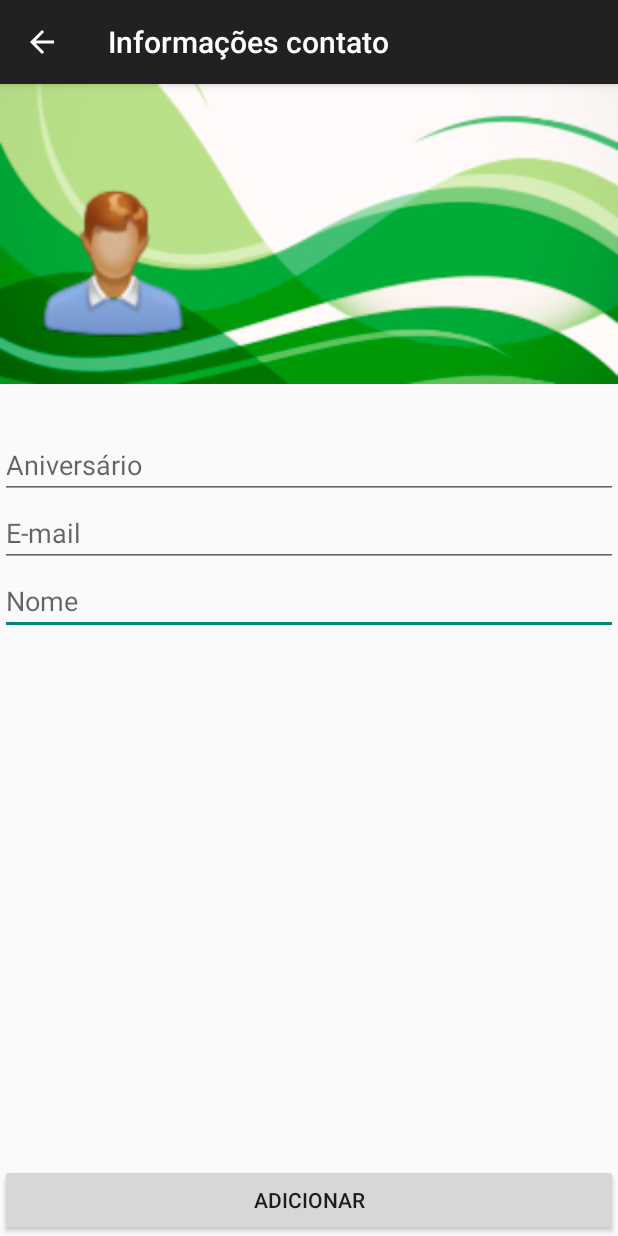
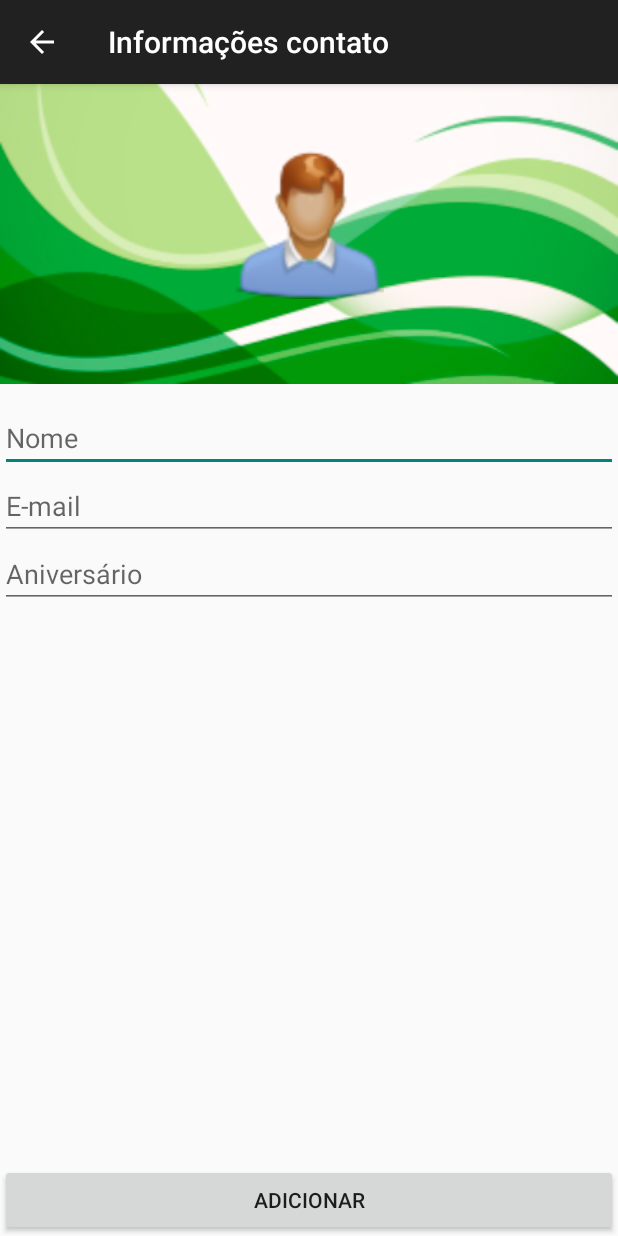
Before and after one commit to Peixer/Agenda_Aniversario, an Android app: the ContatoActivity screen opened directly, with no data from a screen before it, on a phone screen of 412 x 824 dp. Run offline under Robolectric (Android 15) with nearby library versions, the phone set to English and light mode, and no system bars; 1 statement that could not run was skipped.

```diff
--- a/app/build.gradle
+++ b/app/build.gradle
@@ -28,4 +28,5 @@ dependencies {
     compile 'com.android.support:support-v4:22.2.0'
     compile 'com.android.support:appcompat-v7:22.0.0'
     compile 'com.mcxiaoke.volley:library:1.0.19'
+    compile 'com.rabbitmq:amqp-client:4.0.0'
 }
--- a/app/src/main/java/br/glaicon/agenda_aniversarios/MainActivity.java
+++ b/app/src/main/java/br/glaicon/agenda_aniversarios/MainActivity.java
@@ -105,7 +105,7 @@ public class MainActivity extends ActionBarActivity implements android.support.v
                     Intent intent = new Intent(getApplicationContext(), ImportarActivity.class);
                     startActivity(intent);
                 } else if (position == 2) {
-                    Intent intent = new Intent(getApplicationContext(), SobreActivity.class);
+                    Intent intent = new Intent(getApplicationContext(), ExportarActivity.class);
                     startActivity(intent);
                 } else if (position == 3) {
                     Intent intent = new Intent(getApplicationContext(), SobreActivity.class);
--- a/app/src/main/res/layout/activity_contato.xml
+++ b/app/src/main/res/layout/activity_contato.xml
@@ -24,6 +24,36 @@
             android:layout_alignParentEnd="true"
             android:src="@drawable/plano_de_fundo"/>
 
+        <EditText
+            android:id="@+id/edtNome"
+            android:layout_width="match_parent"
+            android:layout_height="wrap_content"
+            android:layout_marginTop="70dp"
+            android:elegantTextHeight="false"
+            android:hint="@string/hint_nome"
+            android:inputType="textPersonName"
+            android:layout_below="@+id/imageView"
+            android:layout_alignParentLeft="true"/>
+
+        <EditText
+            android:id="@+id/edtAniversario"
+            android:layout_width="match_parent"
+            android:layout_height="wrap_content"
+            android:hint="@string/hint_aniversario"
+            android:onClick="adicionaAniversario"
+            android:layout_below="@+id/edtEmail"
+            android:layout_alignParentStart="true" />
+
+        <EditText
+            android:id="@+id/edtEmail"
+            android:layout_width="match_parent"
+            android:layout_height="wrap_content"
+            android:hint="@string/hint_email"
+            android:inputType="textEmailAddress"
+            android:layout_below="@+id/edtNome"
+            android:layout_alignParentLeft="true" />
+
+
         <ImageView
             android:id="@+id/imageView"
             android:layout_width="150dp"
@@ -32,39 +62,9 @@
             android:clickable="true"
             android:onClick="onClick"
             android:src="@drawable/user"
-            android:layout_marginBottom="31dp"
-            android:layout_alignBottom="@+id/imageView2"
-            android:layout_alignParentStart="true"/>
-
-        <EditText
-            android:id="@+id/edtNome"
-            android:layout_width="match_parent"
-            android:layout_height="wrap_content"
-            android:elegantTextHeight="false"
-            android:hint="@string/hint_nome"
-            android:inputType="textPersonName"
-            android:layout_below="@+id/edtEmail"
-            android:layout_alignParentLeft="true" />
-
-        <EditText
-            android:id="@+id/edtAniversario"
-            android:layout_width="match_parent"
-            android:layout_height="wrap_content"
-            android:layout_marginTop="31dp"
-            android:editable="false"
-            android:hint="@string/hint_aniversario"
-            android:onClick="adicionaAniversario"
-            android:layout_below="@+id/imageView2"
-            android:layout_alignParentStart="true" />
-
-        <EditText
-            android:id="@+id/edtEmail"
-            android:layout_width="match_parent"
-            android:layout_height="wrap_content"
-            android:hint="@string/hint_email"
-            android:inputType="textEmailAddress"
-            android:layout_below="@+id/edtAniversario"
-            android:layout_alignParentLeft="true" />
+            android:layout_alignParentTop="true"
+            android:layout_centerHorizontal="true"
+            android:layout_marginTop="43dp" />
 
     </RelativeLayout>
 
--- a/app/src/main/res/values/strings.xml
+++ b/app/src/main/res/values/strings.xml
@@ -38,4 +38,5 @@
 
     <string name="crop__done">Feito</string>
     <string name="crop__cancel" tools:ignore="ButtonCase">Cancelar</string>
+    <string name="title_activity_exportar">ExportarActivity</string>
 </resources>
```
Also changed, not shown: app/src/main/AndroidManifest.xml (+5 -4 lines), app/src/main/java/br/glaicon/agenda_aniversarios/Contato.java (+11 -6 lines), app/src/main/java/br/glaicon/agenda_aniversarios/ContatoActivity.java (+14 -36 lines), app/src/main/java/br/glaicon/agenda_aniversarios/ImportarActivity.java (+65 -5 lines), 1 other file.
